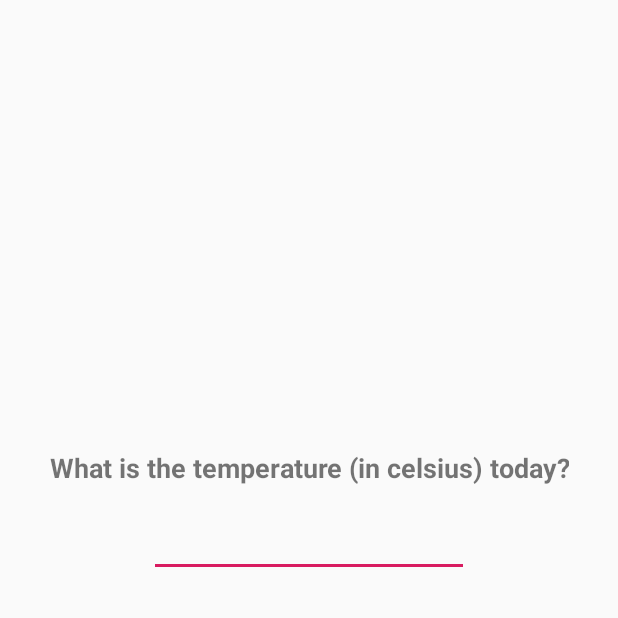
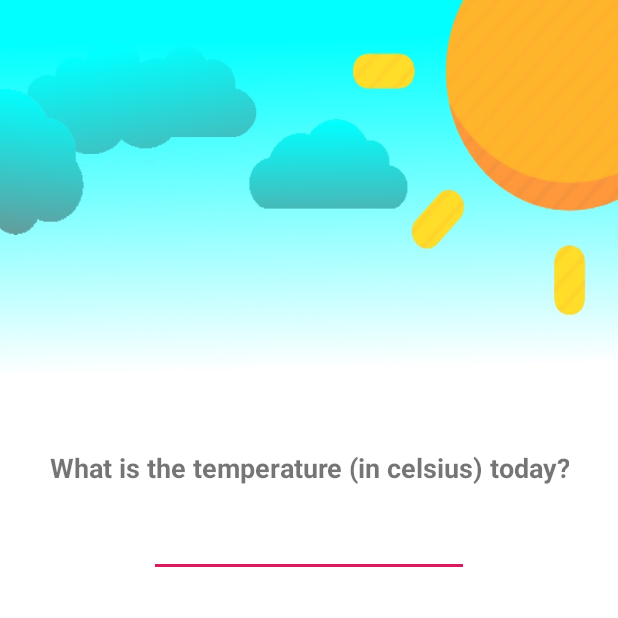
Before and after one commit to RaphaelAcademia/AlarmBuddy, an Android app: the WakeupActivity screen opened directly, with no data from a screen before it, on a phone screen of 412 x 824 dp, the top half of it. Run offline under Robolectric (Android 15) with nearby library versions, the light colour scheme and no system bars.

Commit message:
Add graphics

```diff
--- a/app/src/main/java/com/sh2019/alarmbuddy/MainABActivity.java
+++ b/app/src/main/java/com/sh2019/alarmbuddy/MainABActivity.java
@@ -230,10 +230,10 @@ public class MainABActivity extends AppCompatActivity {
                 builder.setPositiveButton("OK", new DialogInterface.OnClickListener() {
                     @Override
                     public void onClick(DialogInterface dialog, int which) {
-                        if (input.getText().length() <= 100){
+                        if (input.getText().length() <= 50){
                             setReminder(input.getText().toString(), true);
                         }else{
-                            Toast.makeText(context, "Sorry, only up to 100 characters.", Toast.LENGTH_SHORT).show();
+                            Toast.makeText(context, "Sorry, only up to 50 characters.", Toast.LENGTH_SHORT).show();
                         }
                     }
                 });
--- a/app/src/main/java/com/sh2019/alarmbuddy/SpeechBuilder.java
+++ b/app/src/main/java/com/sh2019/alarmbuddy/SpeechBuilder.java
@@ -7,6 +7,10 @@ import org.json.JSONObject;
 
 import java.io.IOException;
 
+/**
+ * Majority of the lines and speech structure was made by Keefe Ho:
+ * https://github.com/kenken182
+ */
 public class SpeechBuilder {
 
     private double longitude, latitude;
--- a/app/src/main/java/com/sh2019/alarmbuddy/WakeupActivity.java
+++ b/app/src/main/java/com/sh2019/alarmbuddy/WakeupActivity.java
@@ -5,6 +5,7 @@ import android.annotation.SuppressLint;
 import android.content.Context;
 import android.content.pm.PackageManager;
 import android.content.res.AssetFileDescriptor;
+import android.icu.util.Calendar;
 import android.location.Criteria;
 import android.location.Location;
 import android.location.LocationListener;
@@ -14,6 +15,7 @@ import android.media.MediaPlayer;
 import android.os.Build;
 import android.os.Handler;
 import android.speech.tts.TextToSpeech;
+import android.support.constraint.ConstraintLayout;
 import android.support.v4.app.ActivityCompat;
 import android.support.v7.app.AppCompatActivity;
 import android.os.Bundle;
@@ -21,6 +23,7 @@ import android.view.View;
 import android.view.WindowManager;
 import android.widget.Button;
 import android.widget.EditText;
+import android.widget.TextView;
 import android.widget.Toast;
 
 import org.json.JSONException;
@@ -47,6 +50,7 @@ public class WakeupActivity extends AppCompatActivity implements TextToSpeech.On
     private double correctTemp;
     private EditText answerBox;
     private Button submitButton;
+    private TextView answerText;
     private int incorrectCount = 0;
 
     private int currentApiVersion;
@@ -61,6 +65,23 @@ public class WakeupActivity extends AppCompatActivity implements TextToSpeech.On
 
         submitButton = (Button) findViewById(R.id.submitButton);
         answerBox = (EditText) findViewById(R.id.answerText);
+        answerText = (TextView) findViewById(R.id.tempText);
+
+        ConstraintLayout constraintLayout = (ConstraintLayout) findViewById(R.id.mainLayout);
+
+        Calendar c = Calendar.getInstance();
+        int hour = c.get(Calendar.HOUR_OF_DAY);
+
+        if (hour >= 6 && hour < 12){
+            constraintLayout.setBackgroundResource(R.drawable.morning);
+        }else if (hour >= 12 && hour < 17){
+            constraintLayout.setBackgroundResource(R.drawable.afternoon);
+        }else if (hour >= 17 && hour < 24){
+            constraintLayout.setBackgroundResource(R.drawable.evening);
+        }else if (hour >= 0 && hour < 6){
+            constraintLayout.setBackgroundResource(R.drawable.evening);
+        }
+
 
         submitButton.setVisibility(INVISIBLE);
 
@@ -330,10 +351,14 @@ public class WakeupActivity extends AppCompatActivity implements TextToSpeech.On
                             }else{
                                 answerBox.setText("");
                                 incorrectCount++;
+
                                 if (incorrectCount < 5){
+
                                     Toast.makeText(context, "Incorrect answer!", Toast.LENGTH_SHORT).show();
+
                                 }else{
-                                    Toast.makeText(context, "The temperature is " + correctTemp + " celsius.", Toast.LENGTH_SHORT).show();
+                                    Toast.makeText(context, "Incorrect answer!", Toast.LENGTH_SHORT).show();
+                                    answerText.setText("The temperature is " + correctTemp + " celsius.");
                                 }
                             }
                         }catch(NumberFormatException e){
--- a/app/src/main/java/com/sh2019/alarmbuddy/WeatherData.java
+++ b/app/src/main/java/com/sh2019/alarmbuddy/WeatherData.java
@@ -8,6 +8,9 @@ import java.io.BufferedReader;
 import java.io.InputStreamReader;
 import java.net.*;
 
+/**
+ * This utility was made by Raphael Academia.
+ */
 public class WeatherData {
 
     public static JSONObject getJSON (double latitudeLocation, double longitudeLocation) throws IOException {   //Returns appropriate weather data given the location
--- a/app/src/main/res/layout/activity_wakeup.xml
+++ b/app/src/main/res/layout/activity_wakeup.xml
@@ -1,5 +1,7 @@
 <?xml version="1.0" encoding="utf-8"?>
-<android.support.constraint.ConstraintLayout xmlns:android="http://schemas.android.com/apk/res/android"
+<android.support.constraint.ConstraintLayout
+    android:id="@+id/mainLayout"
+    xmlns:android="http://schemas.android.com/apk/res/android"
     xmlns:app="http://schemas.android.com/apk/res-auto"
     xmlns:tools="http://schemas.android.com/tools"
     android:layout_width="match_parent"
@@ -45,4 +47,15 @@
         app:layout_constraintRight_toRightOf="parent"
         app:layout_constraintTop_toTopOf="parent"
         app:layout_constraintVertical_bias="0.499" />
+
+    <TextView
+        android:id="@+id/tempText"
+        android:layout_width="wrap_content"
+        android:layout_height="wrap_content"
+        android:text=""
+        android:layout_marginTop="200dp"
+        app:layout_constraintBottom_toBottomOf="parent"
+        app:layout_constraintLeft_toLeftOf="parent"
+        app:layout_constraintRight_toRightOf="parent"
+        app:layout_constraintTop_toTopOf="parent"/>
 </android.support.constraint.ConstraintLayout>
--- a/app/src/main/res/layout/content_main_ab.xml
+++ b/app/src/main/res/layout/content_main_ab.xml
@@ -16,7 +16,6 @@
 
         android:layout_marginEnd="16dp"
         android:layout_marginBottom="16dp"
-        android:paddingEnd="20dp"
         android:text="Change My Name"
         android:textAllCaps="true"
         app:layout_constraintBottom_toBottomOf="parent"
```
Also changed, not shown: app/src/main/res/drawable/afternoon.jpg (added), app/src/main/res/drawable/evening.jpg (added), app/src/main/res/drawable/morning.jpg (added), 2 other files.
